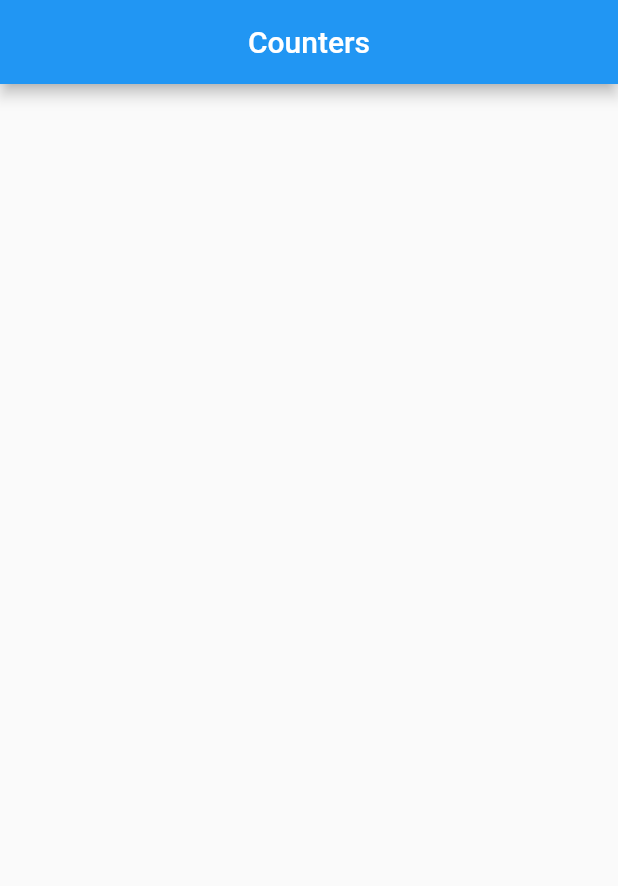
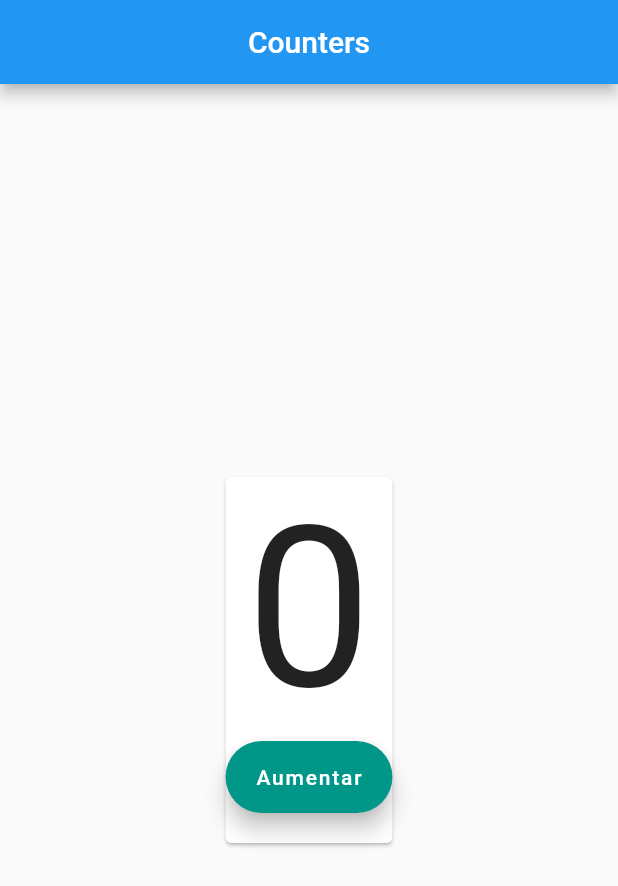
Before and after one commit to JOSEHPGAMEPLAY/Counter-JHVJ-PM2, a Flutter app: the screen it shows after launch, on a phone screen of 412 x 824 dp. Shown: the top 886 px of the screen. Run offline on Flutter 3.47's test engine with Material 2 defaults, Android fonts, the phone set to English and light mode, and no system bars.

Commit message:
Creacion de la primera card

```diff
--- a/lib/main.dart
+++ b/lib/main.dart
@@ -32,7 +32,25 @@ class _MyAppState extends State<MyApp> {
             Row(
               mainAxisAlignment: MainAxisAlignment.spaceEvenly,
               children: [
-
+                  Card(
+                      semanticContainer: true,
+                      child: Column(
+                        children: [
+                          Text(
+                            '$one',
+                            style: const TextStyle(fontSize: 150),
+                          ),
+                          FloatingActionButton.extended(
+                            backgroundColor: Colors.teal,
+                            onPressed: () {
+                              setState(() => one++);
+                            },
+                            label: const Text('Aumentar'),
+                          ),
+                          const Padding(padding: EdgeInsets.all(10))
+                        ],
+                      ),
+                    ),
               ],
             ),
           ],
```
